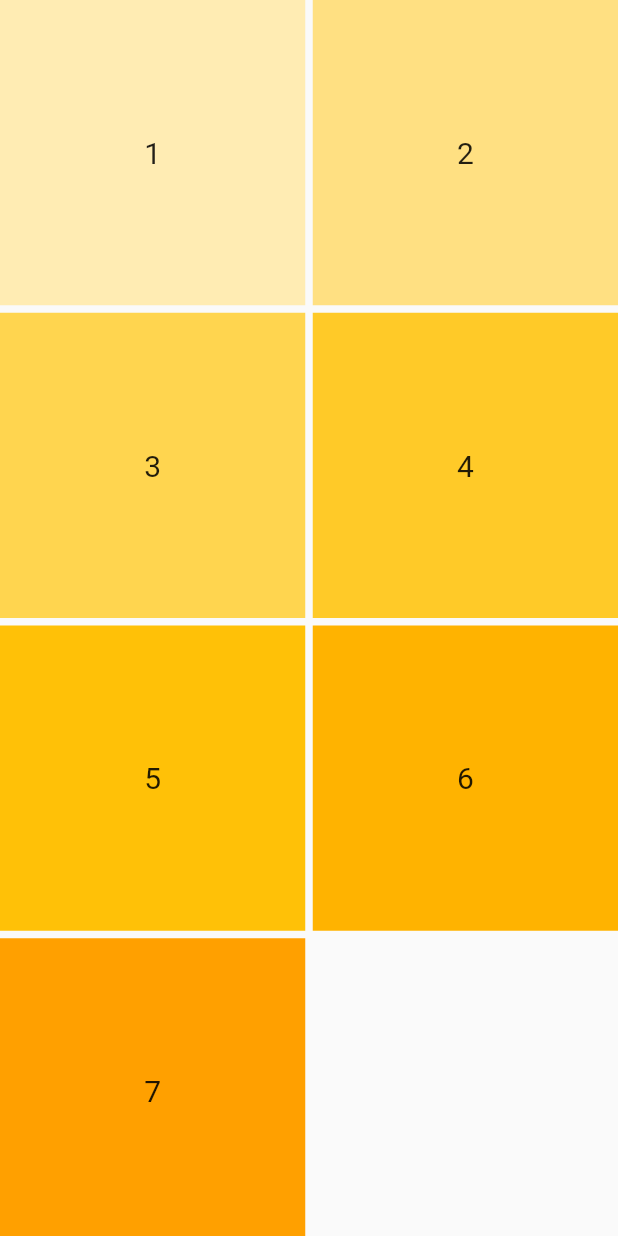
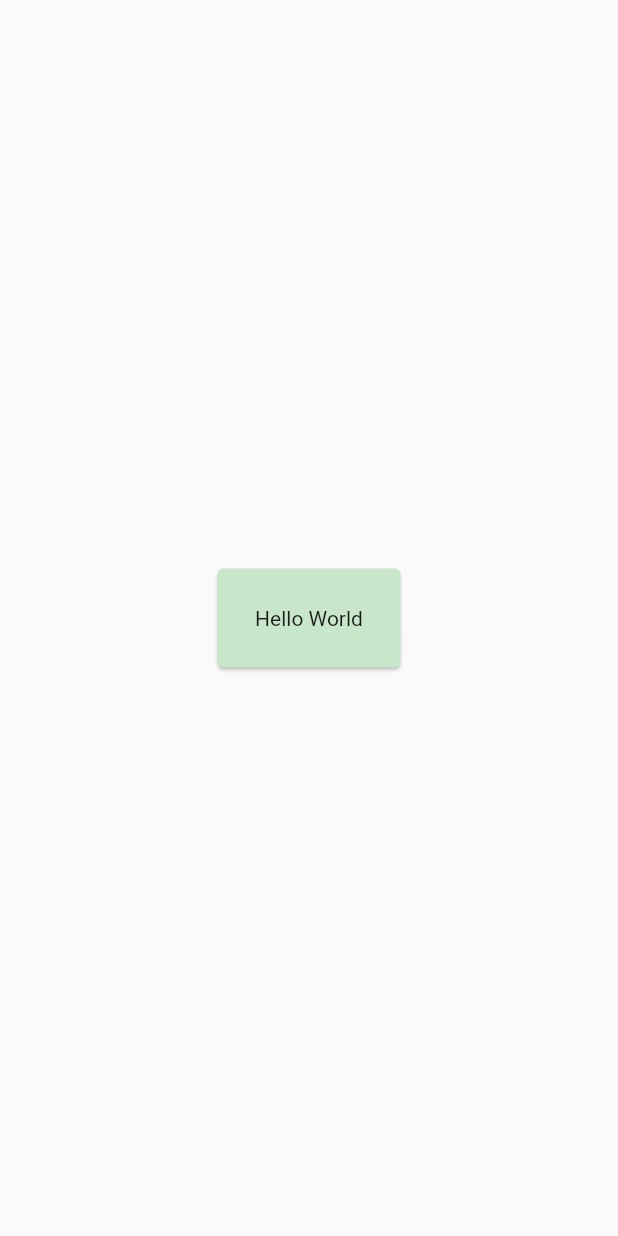
Before and after one commit to ryanseptiyanto/pm_pert2_0872, a Flutter app: the screen it shows after launch, on a phone screen of 412 x 824 dp. Run offline on Flutter 3.47's test engine with Material 2 defaults, Android fonts, the phone set to English and light mode, and no system bars.

Commit message:
Menambahh Padding

```diff
--- a/lib/main.dart
+++ b/lib/main.dart
@@ -1,62 +1,18 @@
 import 'package:flutter/material.dart';
+import '../padding.dart';
 
 void main() {
-  runApp(MyApp());
+  runApp(const MyApp());
 }
 
 class MyApp extends StatelessWidget {
-  final List<int> _colors = [100, 200, 300, 400, 500, 600, 700];
-  MyApp({ Key? key }) : super(key: key);
+  const MyApp({ Key? key }) : super(key: key);
 
   @override
   Widget build(BuildContext context) {
-    return MaterialApp(
+    return const MaterialApp(
       debugShowCheckedModeBanner: false,
-      home: Scaffold(
-        body: SafeArea(
-          child: GridView.builder(
-            itemCount: _colors.length,
-            gridDelegate: const SliverGridDelegateWithFixedCrossAxisCount(
-              crossAxisCount: 2,
-              crossAxisSpacing: 5,
-              mainAxisSpacing: 5,
-            ),
-
-            // gridDelegate: const SliverGridDelegateWithMaxCrossAxisExtent(
-            //   crossAxisSpacing: 5,
-            //   mainAxisSpacing: 5,
-            //   maxCrossAxisExtent: 200,
-            // ),
-
-            itemBuilder: (BuildContext context,int index){
-              return MyGrid(
-                text: (index + 1).toString(),
-                color: Colors.amber[_colors[index]]
-              );
-            },
-          ),
-        ),
-      ),
+      home: MyPadding(),
     );
   }
 }
-
-class MyGrid extends StatelessWidget {
-  final String text;
-  final Color? color;
-  const MyGrid({
-    Key? key,
-    required this.text,
-    required this.color
-  }) : super(key: key);
-
-  @override
-  Widget build(BuildContext context) {
-    return Container(
-      color: color,
-      child: Center(
-        child: Text(text, style: const TextStyle(fontSize: 20)),
-      ),
-    );
-  }
-}
--- /dev/null
+++ b/lib/padding.dart
@@ -0,0 +1,20 @@
+import 'package:flutter/material.dart';
+
+class MyPadding extends StatelessWidget {
+  const MyPadding({ Key? key }) : super(key: key);
+
+  @override
+  Widget build(BuildContext context) {
+    return Scaffold(
+      body: Center(
+        child: Card(
+          color: Colors.green[100],
+          child: const Padding(
+            padding: EdgeInsets.all(25),
+            child: Text("Hello World"),
+          ),
+        ),
+      ),
+    );
+  }
+}
```
